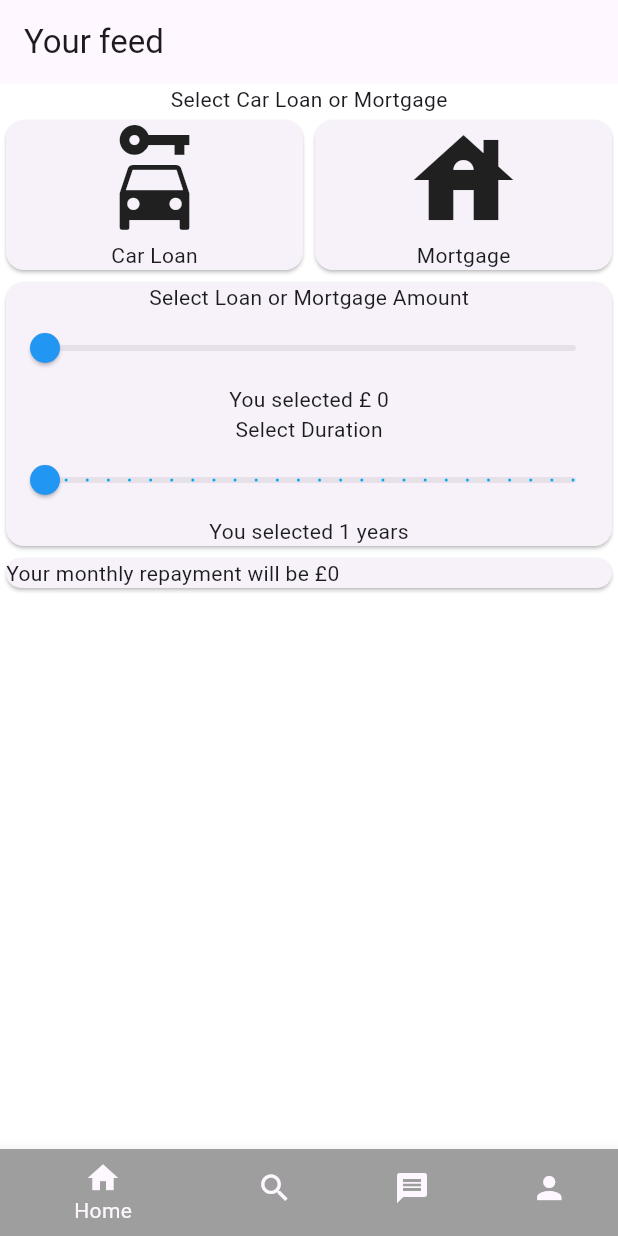
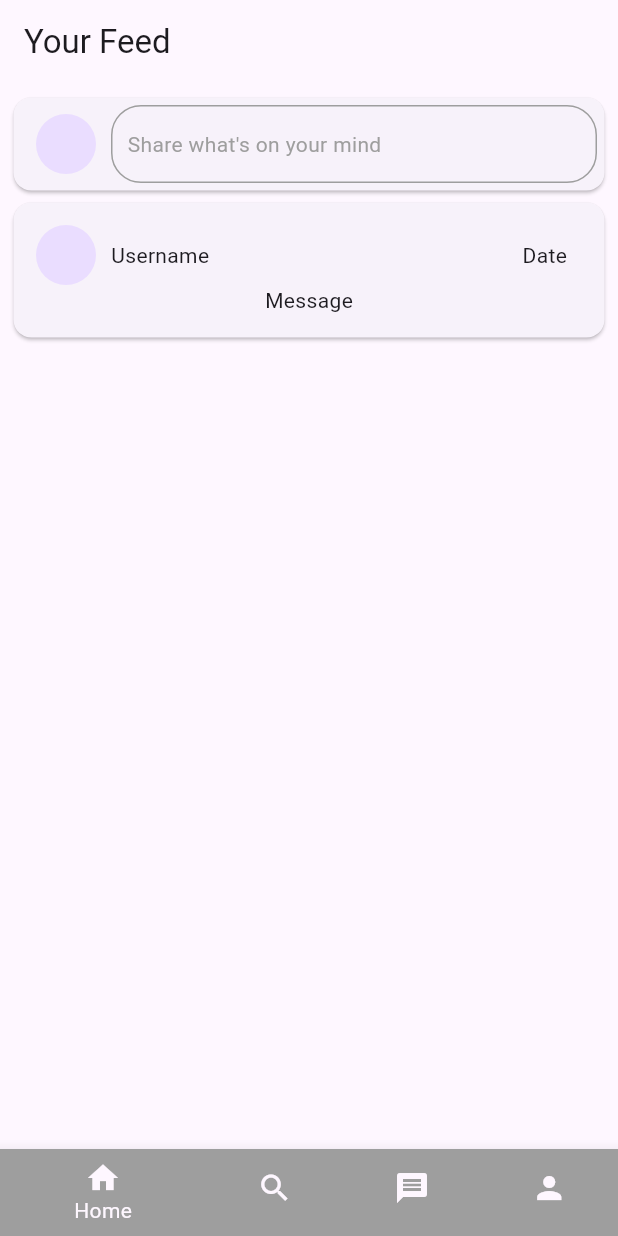
Before and after one commit to WebExtension1/flutter-social-app, a Flutter app: the screen it shows after launch, on a phone screen of 412 x 824 dp. Run offline on Flutter 3.47's test engine with Material 3 defaults, Android fonts, the phone set to English and light mode, and no system bars.

Commit message:
Did some stuff to the stuff

```diff
--- a/lib/pages/home.dart
+++ b/lib/pages/home.dart
@@ -1,4 +1,5 @@
 import 'package:flutter/material.dart';
+import 'package:untitled/widgets/newPostForm.dart';
 
 class Home extends StatefulWidget {
   const Home({super.key});
@@ -8,89 +9,81 @@ class Home extends StatefulWidget {
 }
 
 class HomeState extends State<Home> {
-  double _loanAmount = 0;
-  double _duration = 1;
-  int selectedIndex = 0;
-
   @override
   Widget build(BuildContext context) {
     return Scaffold(
-      backgroundColor: Colors.white,
       appBar: AppBar(
-        title: const Text("Your feed"),
+        title: Text("Your Feed"),
       ),
-      body: Column(
+      body: Padding(
+        padding: EdgeInsets.all(5),
+        child: Column(
           children: [
-          const Text("Select Car Loan or Mortgage"),
-          Row(
+            Card(
+              child: Padding(
+                padding: EdgeInsets.fromLTRB(15, 5, 5, 5),
+                  child: Row(
                     children: [
-              Expanded(
-                child: Card(
-                  child: Column(
-                    children: const [
-                      Icon(Icons.car_rental, size: 80),
-                      Text("Car Loan"),
-                    ],
-                  ),
-                ),
+                      CircleAvatar(),
+                      SizedBox(
+                        width: 10,
                       ),
                       Expanded(
-                child: Card(
-                  child: Column(
-                    children: const [
-                      Icon(Icons.house, size: 80),
-                      Text("Mortgage"),
-                    ],
+                        child: GestureDetector(
+                          onTap: displayNewPost,
+                          child: Container(
+                            padding: EdgeInsets.symmetric(
+                                vertical: 15,
+                                horizontal: 10
+                            ),
+                            decoration: BoxDecoration(
+                                border: Border.all(color: Colors.grey),
+                                borderRadius: BorderRadius.circular(20)
+                            ),
+                            child: Text(
+                              "Share what's on your mind",
+                              style: TextStyle(color: Colors.grey),
+                            ),
                           ),
                         ),
                       ),
                     ],
+                  )
+              )
             ),
             Card(
+              child: Padding(
+                padding: EdgeInsets.all(15),
                 child: Column(
                   children: [
-                const Text("Select Loan or Mortgage Amount"),
-                Slider(
-                  value: _loanAmount,
-                  max: 400000,
-                  divisions: 1000,
-                  thumbColor: Colors.blue,
-                  activeColor: Colors.lightBlue,
-                  onChanged: (value) {
-                    setState(() {
-                      _loanAmount = value;
-                    });
-                  },
+                    Row(
+                      children: [
+                        CircleAvatar(),
+                        SizedBox(width: 10),
+                        Text("Username"),
+                        Expanded(
+                          child: SizedBox()
                         ),
-                Text("You selected £ ${_loanAmount.toStringAsFixed(0)}"),
-                const Text("Select Duration"),
-                Slider(
-                  value: _duration,
-                  max: 25,
-                  min: 1,
-                  divisions: 25,
-                  thumbColor: Colors.blue,
-                  activeColor: Colors.lightBlue,
-                  onChanged: (value) {
-                    setState(() {
-                      _duration = value;
-                    });
-                  },
-                ),
-                Text("You selected ${_duration.toStringAsFixed(0)} years"),
+                        Text("Date"),
+                        SizedBox(width: 10)
                       ],
                     ),
-          ),
-          Card(
-            child: Row(
-              children: [
-                Text(
-                  "Your monthly repayment will be £${(_loanAmount * _duration).toStringAsFixed(0)}",
-                ),
+                    Text("Message")
                   ],
-            ),
-          ),
-        ],
+                )
+              )
+            )
+          ]
+        )
+      )
+    );
+  }
+
+  void displayNewPost() {
+    Navigator.of(context).push(
+      MaterialPageRoute(
+        fullscreenDialog: true, // Enables a modal-style transition
+        builder: (ctx) => const NewPostForm(),
       ),
     );
   }
--- a/lib/pages/messages.dart
+++ b/lib/pages/messages.dart
@@ -11,9 +11,8 @@ class MessagesState extends State<Messages> {
   @override
   Widget build(BuildContext context) {
     return Scaffold(
-        backgroundColor: Colors.white,
       appBar: AppBar(
-          title: const Text("Messages"),
+        title: Text("Messages"),
       ),
       body: Column(
         children: [
--- a/lib/pages/profile.dart
+++ b/lib/pages/profile.dart
@@ -11,9 +11,8 @@ class ProfileState extends State<Profile> {
   @override
   Widget build(BuildContext context) {
     return Scaffold(
-        backgroundColor: Colors.white,
       appBar: AppBar(
-          title: const Text("Profile"),
+        title: Text("Profile"),
       ),
       body: Column(
         children: [
--- a/lib/pages/search.dart
+++ b/lib/pages/search.dart
@@ -13,7 +13,7 @@ class SearchState extends State<Search> {
     return Scaffold(
       backgroundColor: Colors.white,
       appBar: AppBar(
-          title: const Text("Search"),
+        title: Text("Search"),
       ),
       body: Column(
         children: [
```
Also changed, not shown: lib/widgets/newPostForm.dart (added, +80 -0 lines), lib/widgets/post.dart (added, +15 -0 lines). Lines whose indentation alone changed are shown as unchanged.
